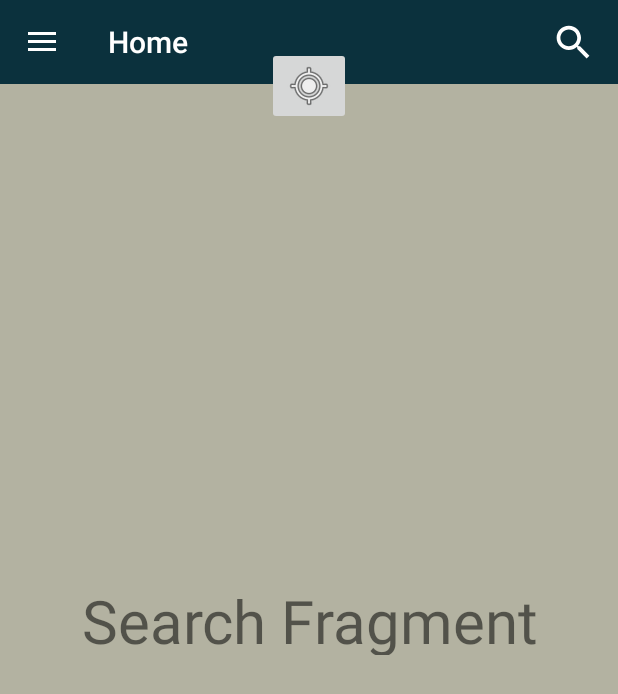
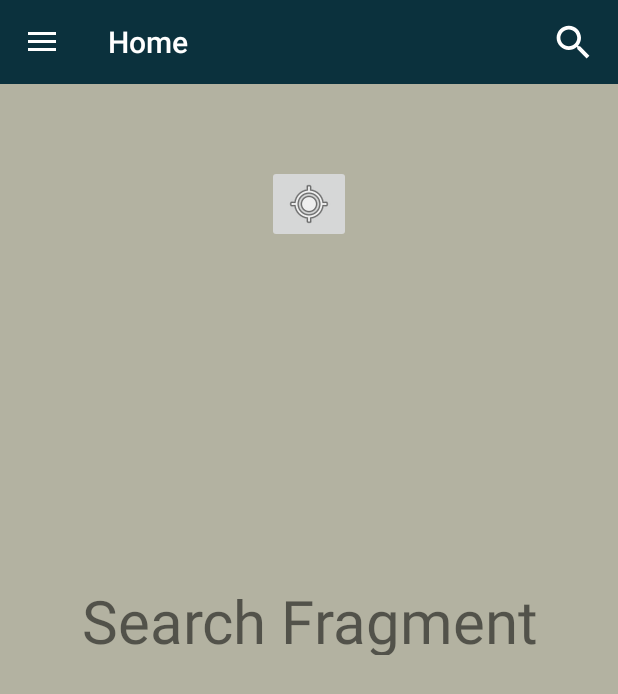
Before and after one commit to jerome1232/C19, an Android app: the fragment SearchFragment placed in its activity, on a phone screen of 412 x 824 dp. Shown: the top 694 px of the screen. Run offline under Robolectric (Android 15) with nearby library versions, the phone set to English and light mode, and no system bars; 1 statement that could not run was skipped.

Commit message:
Moved gps button

```diff
--- a/app/src/main/java/com/example/c19/MainActivity.kt
+++ b/app/src/main/java/com/example/c19/MainActivity.kt
@@ -140,7 +140,7 @@ class MainActivity : AppCompatActivity(), NavigationView.OnNavigationItemSelecte
         Toast.makeText(this, "Button Test Successful",  Toast.LENGTH_SHORT).show()
     }
 
-    fun gpsRequest(view: View): String {
+    fun gpsRequest(view: View) {
         val TAG = "gpsRequest"
         val RECORD_REQUEST_CODE = 101
         var name = ""
@@ -155,7 +155,7 @@ class MainActivity : AppCompatActivity(), NavigationView.OnNavigationItemSelecte
                 arrayOf(Manifest.permission.ACCESS_COARSE_LOCATION),
                 RECORD_REQUEST_CODE
             )
-            return name
+            return
         }
         fusedLocationClient.lastLocation.addOnSuccessListener { location: Location? ->
             // we got it
@@ -171,7 +171,7 @@ class MainActivity : AppCompatActivity(), NavigationView.OnNavigationItemSelecte
                 Toast.makeText(this, "Location: $name", Toast.LENGTH_SHORT).show()
             }
         }
-        return name
+        return
     }
 
     /**
--- a/app/src/main/res/layout/fragment_search.xml
+++ b/app/src/main/res/layout/fragment_search.xml
@@ -20,7 +20,8 @@
         android:layout_height="wrap_content"
         android:layout_alignParentTop="true"
         android:layout_centerHorizontal="true"
-        android:layout_marginTop="31dp"
+        android:layout_marginTop="110dp"
+        android:onClick="gpsRequest"
         app:srcCompat="@android:drawable/ic_menu_mylocation" />
 
 </RelativeLayout>
```
